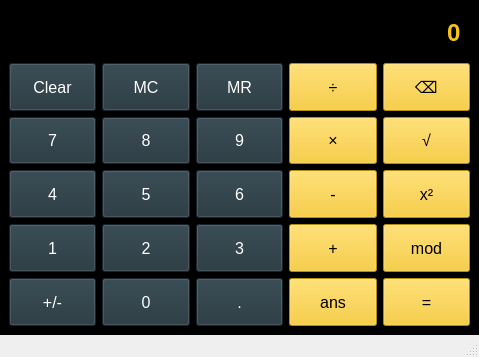
Qt form calculator.ui (littlemight/OOPerator) before a commit.
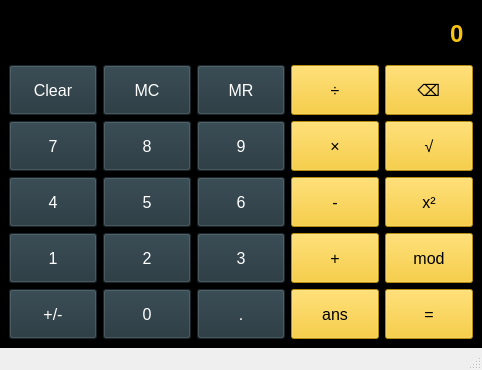
The same form after that commit.

Commit message: tambah ExpressionEvaluator, masih ga ada Classnya

Patch:
```diff
--- a/calculator.ui
+++ b/calculator.ui
@@ -6,8 +6,8 @@
    <rect>
     <x>0</x>
     <y>0</y>
-    <width>479</width>
-    <height>357</height>
+    <width>482</width>
+    <height>370</height>
    </rect>
   </property>
   <property name="windowTitle">
```
Left out of the diff: 2 changed lines with no effect on the pictures. The commit also changes 2 other files.
